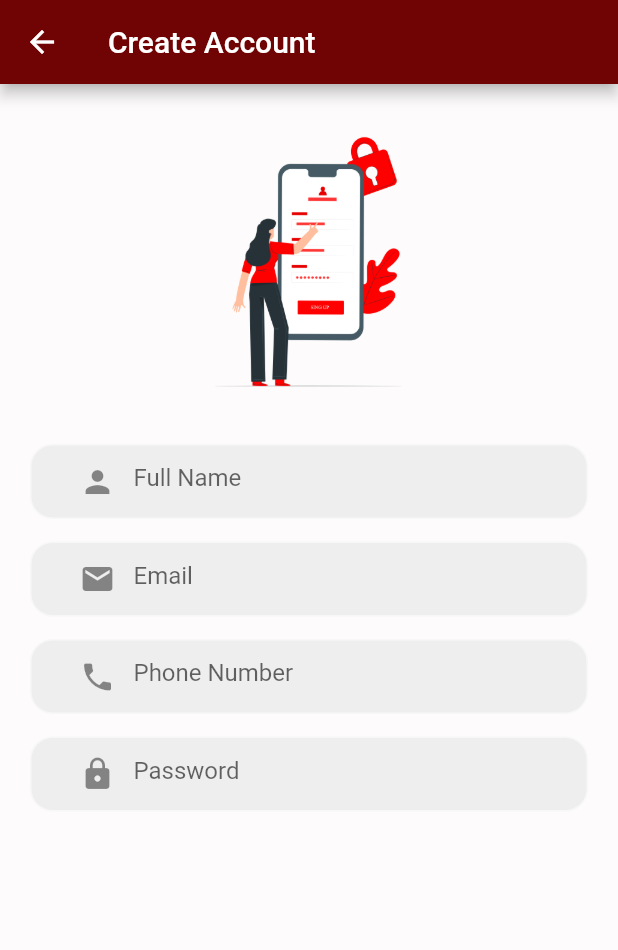
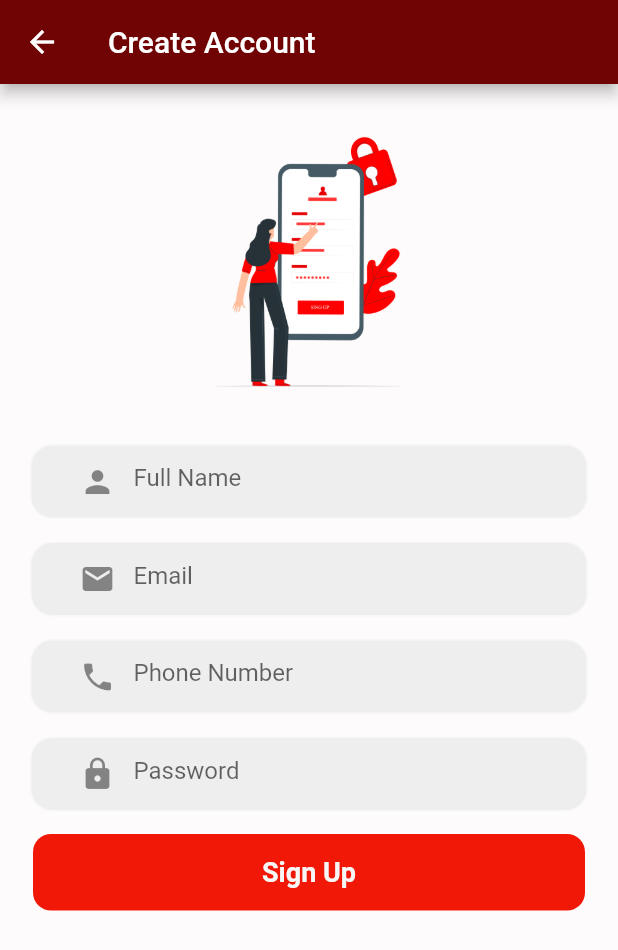
Before and after one commit to MrAnmol08/movielovers, a Flutter app: the RegisterPage screen opened directly, on a phone screen of 412 x 824 dp. Shown: the top 950 px of the screen. Run offline on Flutter 3.47's test engine with Material 2 defaults, Android fonts, the phone set to English and light mode, and no system bars.

Commit message:
added sign up button on register page

```diff
--- a/lib/RegisterPage.dart
+++ b/lib/RegisterPage.dart
@@ -158,6 +158,29 @@ class _RegisterPageState extends State<RegisterPage> {
                   )
                 ),
 
+                // Sign Up section on register page
+
+                SizedBox(height: 15),
+
+                Padding(
+
+                  padding: const EdgeInsets.symmetric(horizontal: 22),
+                  child: Container(
+                    padding: const EdgeInsets.all(15),
+                    decoration: BoxDecoration(color: const Color.fromARGB(255, 241, 24, 8),
+                    borderRadius: BorderRadius.circular(12) ),
+
+                    child: const Center(
+                      child: Text('Sign Up',
+                      style: TextStyle(color: Color.fromARGB(255, 247, 247, 247),
+                      fontWeight:FontWeight.bold,
+                      fontSize: 18,
+
+                      )),
+                    ),
+                  ),
+                ),
+
 
 
 
--- /dev/null
+++ b/lib/SplashScreen.dart
@@ -0,0 +1,42 @@
+import 'package:flutter/material.dart';
+
+class SplashScreen extends StatefulWidget {
+  const SplashScreen({super.key});
+
+  @override
+  State<SplashScreen> createState() => _SplashScreenState();
+}
+
+class _SplashScreenState extends State<SplashScreen> {
+  @override
+  Widget build(BuildContext context) {
+    return Scaffold(
+      resizeToAvoidBottomInset: false,
+
+
+      backgroundColor: Colors.white,
+
+      body: SafeArea(
+
+
+        child: Center(
+          //child: SingleChildScrollView(
+            child: Column(
+
+              mainAxisAlignment: MainAxisAlignment.center,
+              // ignore: prefer_const_literals_to_create_immutables
+              children:[
+
+                const SizedBox(height: 5,),
+                Image.asset('assets/images/login.png',
+                height: 200,
+                width: 200,),
+              ]
+            )
+        )
+    )
+        );
+
+
+  }
+}
--- a/lib/main.dart
+++ b/lib/main.dart
@@ -1,6 +1,7 @@
 import 'package:flutter/material.dart';
 import 'package:movielovers/Login.dart';
 import 'package:movielovers/RegisterPage.dart';
+// ignore: unused_import
 import 'package:movielovers/SplashScreen.dart';
 
 
@@ -16,7 +17,7 @@ class SplashScreen extends StatelessWidget {
     return const MaterialApp(
       debugShowCheckedModeBanner: false,
       title: 'Movie Lovers',
-      home: login(),
+      home: RegisterPage(),
 
 
     );
--- a/pubspec.yaml
+++ b/pubspec.yaml
@@ -35,6 +35,7 @@ dependencies:
   # Use with the CupertinoIcons class for iOS style icons.
   cupertino_icons: ^1.0.2
   google_fonts: ^3.0.1
+  google_nav_bar: ^5.0.6
 
 dev_dependencies:
   flutter_test:
```
Also changed, not shown: pubspec.lock.
